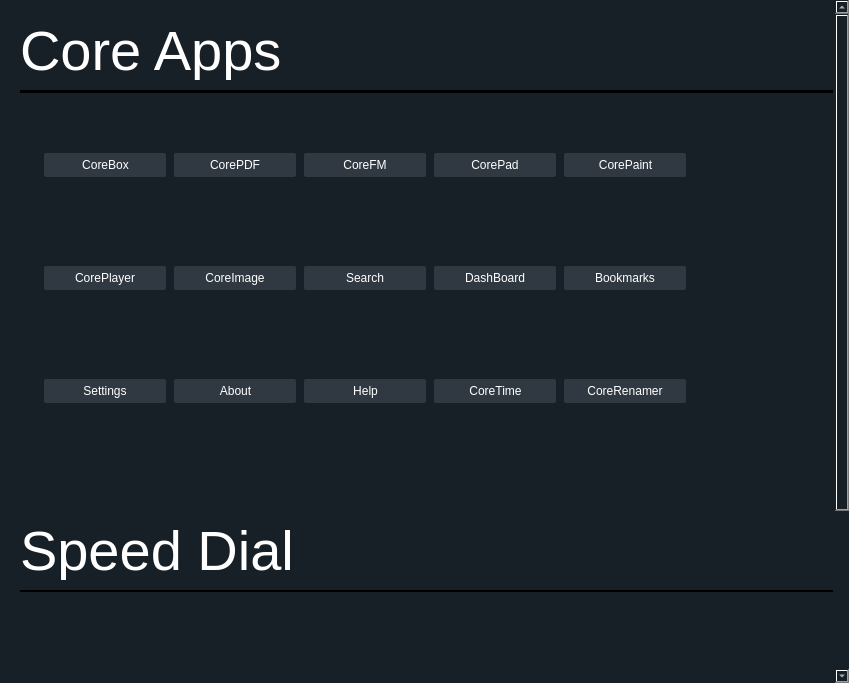
Qt form app/start/start.ui (rahmanshaber/corebox) before a commit.
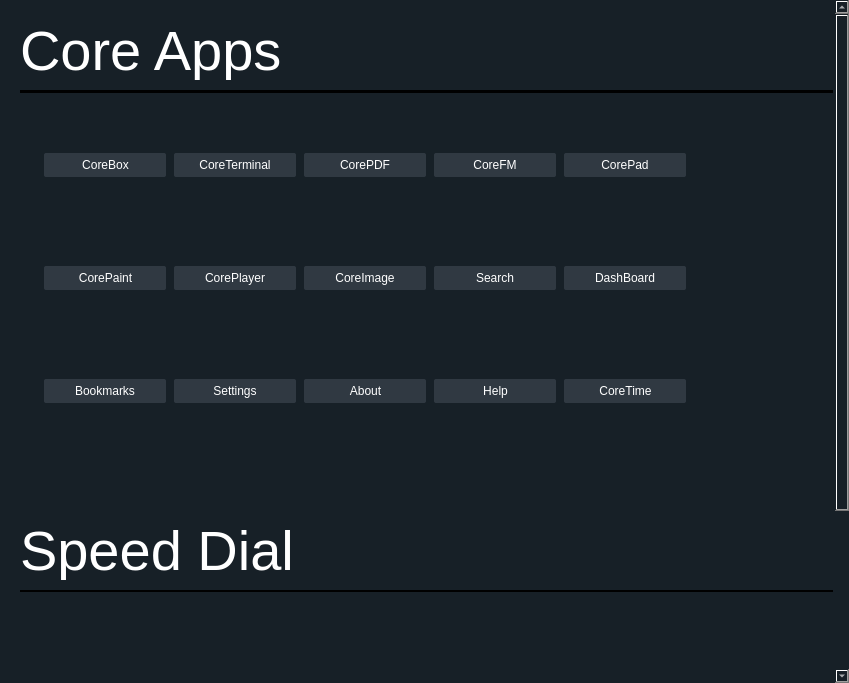
The same form after that commit. Icons and pictures are not drawn.

```diff
--- a/app/start/start.ui
+++ b/app/start/start.ui
@@ -83,7 +83,7 @@
       <property name="geometry">
        <rect>
         <x>0</x>
-        <y>-217</y>
+        <y>0</y>
         <width>837</width>
         <height>900</height>
        </rect>
@@ -348,6 +348,15 @@
                <normaloff>:/icons/Box.svg</normaloff>:/icons/Box.svg</iconset>
              </property>
             </item>
+            <item>
+             <property name="text">
+              <string>CoreTerminal</string>
+             </property>
+             <property name="icon">
+              <iconset resource="../icons.qrc">
+               <normaloff>:/icons/slideshow_b.svg</normaloff>:/icons/slideshow_b.svg</iconset>
+             </property>
+            </item>
             <item>
              <property name="text">
               <string>CorePDF</string>
```
